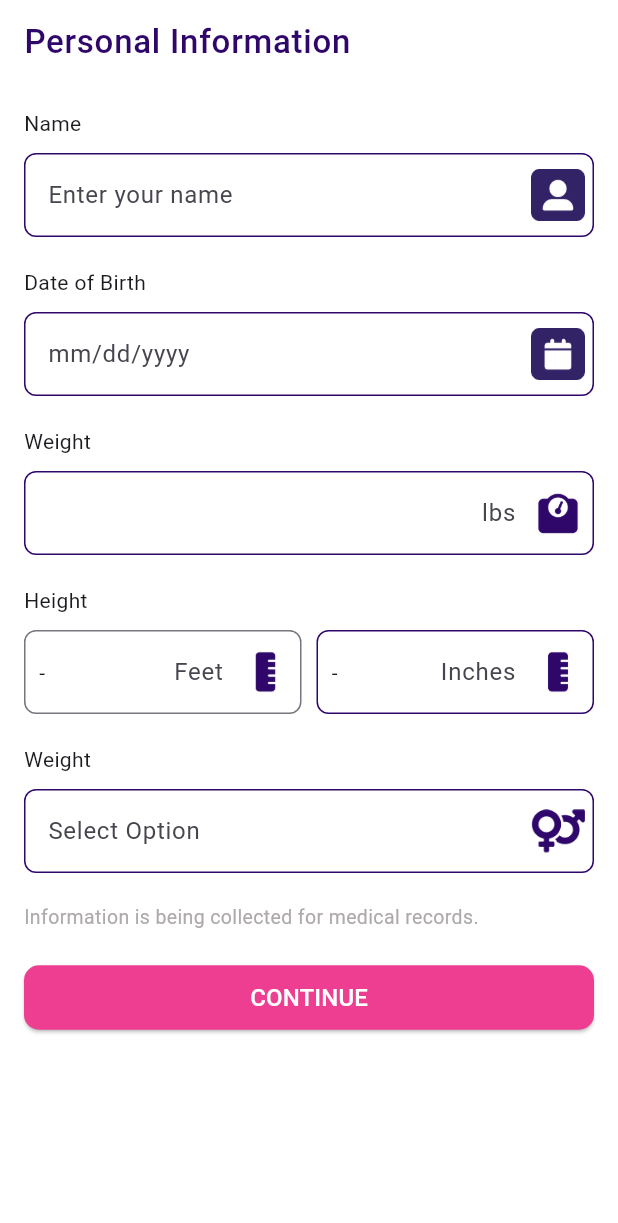
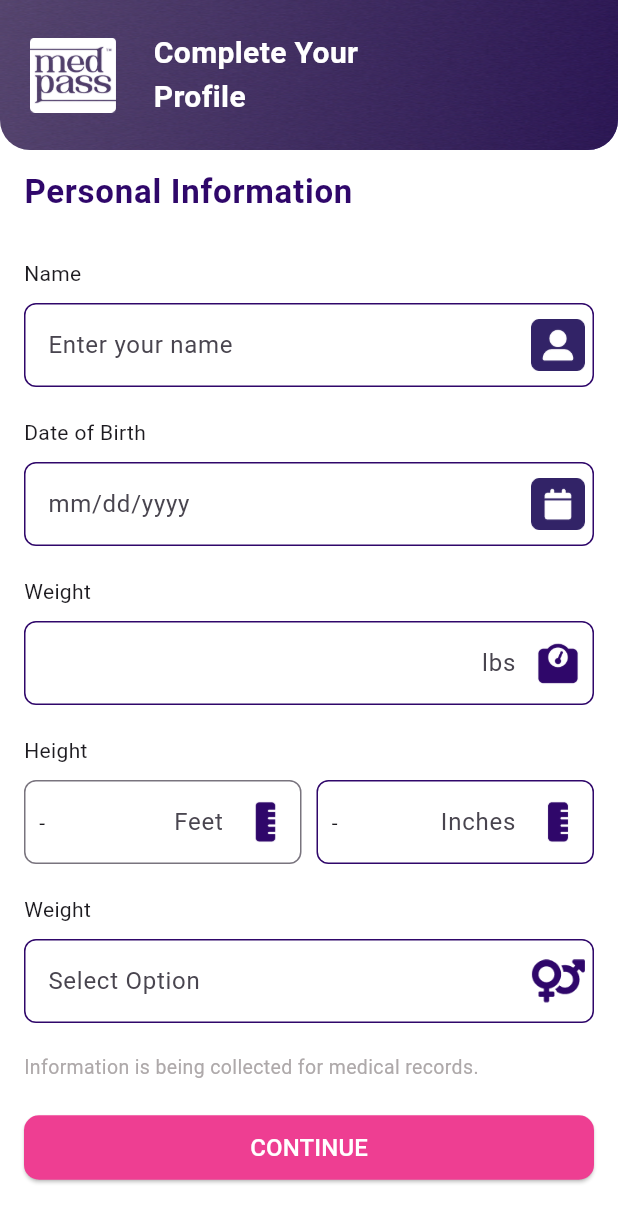
Before and after one commit to eduvzb/reflekt_mobile_test, a Flutter app: the PersonalProfileScreen screen opened directly, on a phone screen of 412 x 824 dp. Shown: the top 1223 px of the screen. Run offline on Flutter 3.47's test engine with Material 3 defaults, Android fonts, the phone set to English and light mode, and no system bars; Roboto replaces fonts that are missing (Arial).

Commit message:
feat: Update personal profile screen with gradient background and logo

```diff
--- a/lib/features/personal_profile/personal_profile_screen.dart
+++ b/lib/features/personal_profile/personal_profile_screen.dart
@@ -9,12 +9,64 @@ class PersonalProfileScreen extends StatelessWidget {
     return Scaffold(
       body: ListView(
         children: <Widget>[
+          Container(
+            height: 100,
+            decoration: BoxDecoration(
+              gradient: const LinearGradient(
+                colors: [
+                  Color.fromARGB(255, 243, 242, 246),
+                  Color.fromARGB(255, 55, 36, 130),
+                ],
+                begin: Alignment.topLeft,
+                end: Alignment.bottomRight,
+              ),
+              image: DecorationImage(
+                image: const AssetImage("assets/images/bg_noise.png"),
+                fit: BoxFit.fill,
+                colorFilter: ColorFilter.mode(
+                  AppColors.primaryTextColor.withOpacity(0.6),
+                  BlendMode.multiply,
+                ),
+              ),
+              borderRadius: const BorderRadius.only(
+                bottomLeft: Radius.circular(20),
+                bottomRight: Radius.circular(20),
+              ),
+            ),
+            child: Padding(
+              padding:
+                  const EdgeInsets.symmetric(horizontal: 20.0, vertical: 10),
+              child: Row(
+                mainAxisAlignment: MainAxisAlignment.spaceBetween,
+                children: [
+                  Row(
+                    children: [
+                      Image.asset(
+                        'assets/images/medpass_logo.png',
+                        height: 50,
+                      ),
+                      const SizedBox(width: 25),
+                      const Text(
+                        'Complete Your \nProfile',
+                        style: TextStyle(
+                          fontFamily: 'Arial',
+                          color: Colors.white,
+                          fontSize: 20.0,
+                          fontWeight: FontWeight.bold,
+                        ),
+                      ),
+                    ],
+                  ),
+                ],
+              ),
+            ),
+          ),
           const ListTile(
             title: Text(
               'Personal Information',
               style: TextStyle(
                   fontSize: 22,
-                  fontWeight: FontWeight.w500,
+                  fontWeight: FontWeight.w600,
                   color: AppColors.primaryTextColor),
             ),
           ),
```
